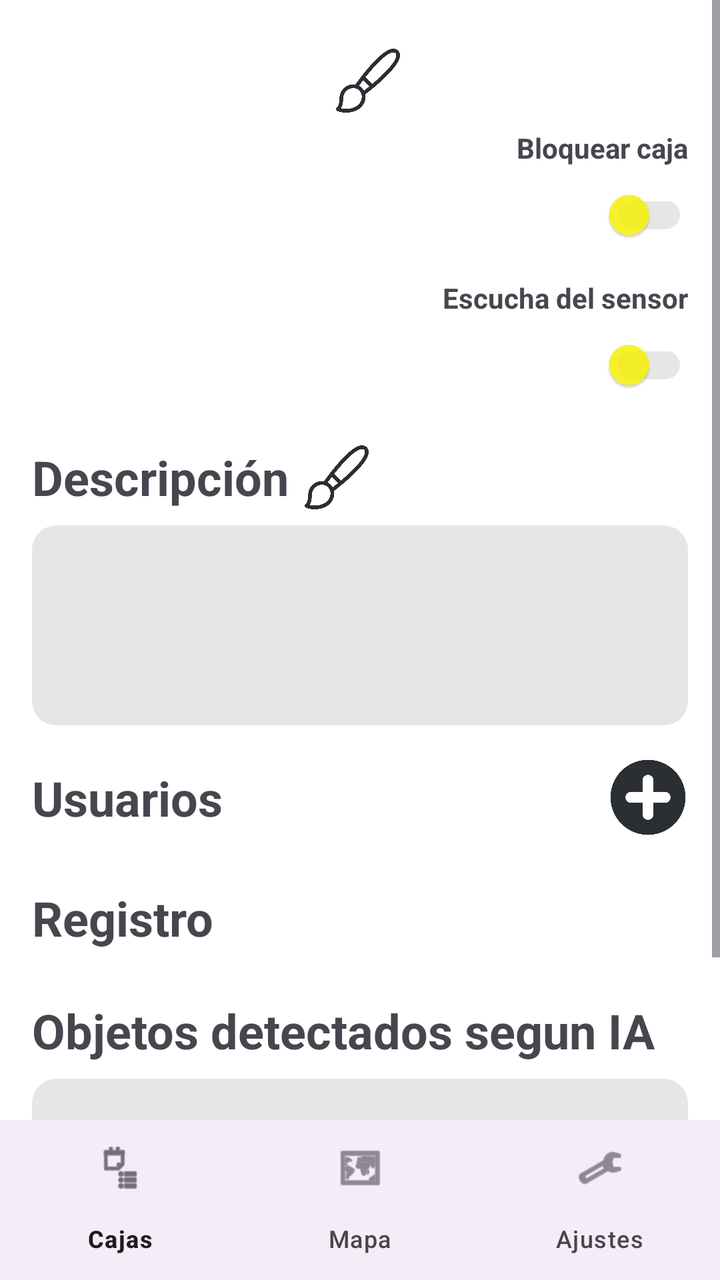
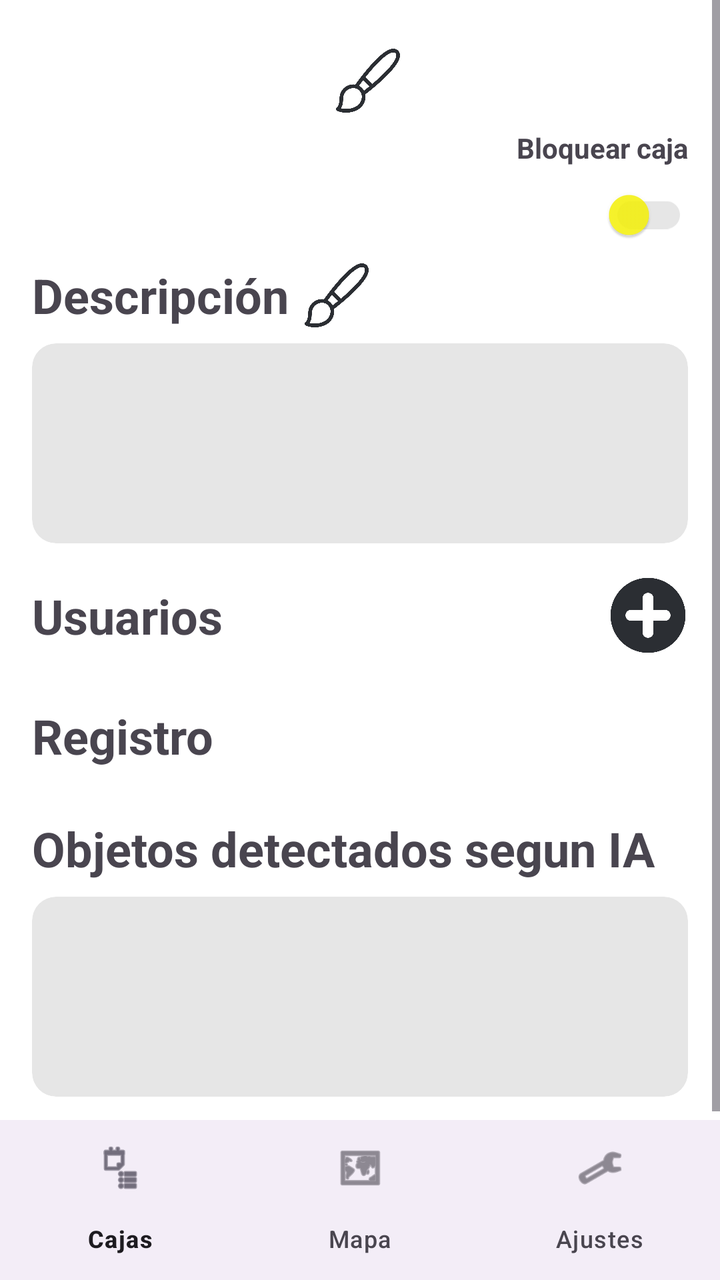

Compare the two renders of this Android layout. The source of the first and the diff that turns it into the second are given below.
<!-- AndroidManifest.xml: application theme Theme.ProyeIoT -->
<!-- res/layout/activity_caja.xml -->
<?xml version="1.0" encoding="utf-8"?>
<androidx.constraintlayout.widget.ConstraintLayout xmlns:android="http://schemas.android.com/apk/res/android"
    xmlns:app="http://schemas.android.com/apk/res-auto"
    android:id="@+id/main"
    android:layout_width="match_parent"
    android:layout_height="match_parent">

    <ScrollView
        android:id="@+id/scrollCaja"
        android:layout_width="0dp"
        android:layout_height="0dp"
        app:layout_constraintBottom_toTopOf="@id/bottomNav"
        app:layout_constraintEnd_toEndOf="parent"
        app:layout_constraintStart_toStartOf="parent"
        app:layout_constraintTop_toTopOf="parent">

        <androidx.constraintlayout.widget.ConstraintLayout
            android:layout_width="match_parent"
            android:layout_height="wrap_content"
            android:padding="16dp">

            
            <TextView
                android:id="@+id/tvNombreCaja"
                android:layout_width="wrap_content"
                android:layout_height="wrap_content"
                android:gravity="center"
                android:textSize="36sp"
                android:textStyle="bold"
                app:layout_constrainedWidth="true"
                app:layout_constraintEnd_toStartOf="@id/btnEditarNombre"
                app:layout_constraintHorizontal_chainStyle="packed"
                app:layout_constraintStart_toStartOf="parent"
                app:layout_constraintTop_toTopOf="parent" />

            <ImageButton
                android:id="@+id/btnEditarNombre"
                android:layout_width="32dp"
                android:layout_height="32dp"
                android:layout_marginStart="8dp"
                android:background="@android:color/transparent"
                android:contentDescription="Editar nombre"
                android:scaleType="fitCenter"
                android:src="@drawable/icono_pincel"
                app:layout_constraintBottom_toBottomOf="@id/tvNombreCaja"
                app:layout_constraintEnd_toEndOf="parent"
                app:layout_constraintStart_toEndOf="@id/tvNombreCaja"
                app:layout_constraintTop_toTopOf="@id/tvNombreCaja"
                app:tint="@color/fondo_3" />

            
            <TextView
                android:id="@+id/tvBloquearLabel"
                android:layout_width="0dp"
                android:layout_height="wrap_content"
                android:gravity="end"
                android:text="Bloquear caja"
                android:textStyle="bold"
                app:layout_constraintEnd_toEndOf="parent"
                app:layout_constraintStart_toStartOf="parent"
                app:layout_constraintTop_toBottomOf="@id/tvNombreCaja" />

            <androidx.appcompat.widget.SwitchCompat
                android:id="@+id/switchBloquear"
                android:layout_width="0dp"
                android:layout_height="wrap_content"
                android:gravity="end|center_vertical"
                app:layout_constraintEnd_toEndOf="parent"
                app:layout_constraintStart_toStartOf="parent"
                app:layout_constraintTop_toBottomOf="@id/tvBloquearLabel"
                app:thumbTint="@color/boton_fondo"
                app:trackTint="@color/fondo_2" />

            
            <TextView
                android:id="@+id/tvEscuchaLabel"
                android:layout_width="0dp"
                android:layout_height="wrap_content"
                android:layout_marginTop="8dp"
                android:gravity="end"
                android:text="Escucha del sensor"
                android:textStyle="bold"
                app:layout_constraintEnd_toEndOf="parent"
                app:layout_constraintStart_toStartOf="parent"
                app:layout_constraintTop_toBottomOf="@id/switchBloquear" />

            <androidx.appcompat.widget.SwitchCompat
                android:id="@+id/switchEscucha"
                android:layout_width="0dp"
                android:layout_height="wrap_content"
                android:gravity="end|center_vertical"
                app:layout_constraintEnd_toEndOf="parent"
                app:layout_constraintStart_toStartOf="parent"
                app:layout_constraintTop_toBottomOf="@id/tvEscuchaLabel"
                app:thumbTint="@color/boton_fondo"
                app:trackTint="@color/fondo_2" />

            
            <TextView
                android:id="@+id/tvTituloDescripcion"
                android:layout_width="wrap_content"
                android:layout_height="wrap_content"
                android:layout_marginTop="16dp"
                android:text="Descripción"
                android:textSize="24sp"
                android:textStyle="bold"
                app:layout_constraintEnd_toStartOf="@id/btnEditarDescripcion"
                app:layout_constraintHorizontal_bias="0"
                app:layout_constraintHorizontal_chainStyle="packed"
                app:layout_constraintStart_toStartOf="parent"
                app:layout_constraintTop_toBottomOf="@id/switchEscucha" />

            <ImageButton
                android:id="@+id/btnEditarDescripcion"
                android:layout_width="32dp"
                android:layout_height="32dp"
                android:layout_marginStart="8dp"
                android:background="@android:color/transparent"
                android:contentDescription="Editar descripción"
                android:scaleType="fitCenter"
                android:src="@drawable/icono_pincel"
                app:layout_constraintBottom_toBottomOf="@id/tvTituloDescripcion"
                app:layout_constraintEnd_toEndOf="parent"
                app:layout_constraintHorizontal_bias="0"
                app:layout_constraintStart_toEndOf="@id/tvTituloDescripcion"
                app:layout_constraintTop_toTopOf="@id/tvTituloDescripcion"
                app:tint="@color/fondo_3" />

            <com.google.android.material.card.MaterialCardView
                android:id="@+id/cardDescripcion"
                android:layout_width="0dp"
                android:layout_height="wrap_content"
                android:layout_marginTop="8dp"
                app:cardBackgroundColor="@color/fondo_2"
                app:cardCornerRadius="12dp"
                app:cardElevation="0dp"
                app:layout_constraintEnd_toEndOf="parent"
                app:layout_constraintStart_toStartOf="parent"
                app:layout_constraintTop_toBottomOf="@id/tvTituloDescripcion"
                app:strokeWidth="0dp">

                <TextView
                    android:id="@+id/tvDescripcion"
                    android:layout_width="match_parent"
                    android:layout_height="wrap_content"
                    android:minHeight="100dp"
                    android:padding="16dp"
                    android:textColor="@color/texto_cajas" />
            </com.google.android.material.card.MaterialCardView>

            <ImageButton
                android:id="@+id/btnAnadirUsuario"
                android:layout_width="40dp"
                android:layout_height="40dp"
                android:layout_marginTop="16dp"
                android:background="@android:color/transparent"
                android:contentDescription="Añadir usuario"
                android:scaleType="fitCenter"
                android:src="@drawable/icono_anadir"
                app:layout_constraintEnd_toEndOf="parent"
                app:layout_constraintTop_toBottomOf="@id/cardDescripcion"
                app:tint="@color/fondo_3" />

            <TextView
                android:id="@+id/tvTituloUsuarios"
                android:layout_width="0dp"
                android:layout_height="wrap_content"
                android:text="Usuarios"
                android:textSize="24sp"
                android:textStyle="bold"
                app:layout_constraintBottom_toBottomOf="@id/btnAnadirUsuario"
                app:layout_constraintEnd_toStartOf="@id/btnAnadirUsuario"
                app:layout_constraintStart_toStartOf="parent"
                app:layout_constraintTop_toTopOf="@id/btnAnadirUsuario" />

            <com.google.android.material.card.MaterialCardView
                android:id="@+id/cardUsuarios"
                android:layout_width="0dp"
                android:layout_height="wrap_content"
                android:layout_marginTop="8dp"
                app:cardBackgroundColor="@color/fondo_2"
                app:cardCornerRadius="12dp"
                app:cardElevation="0dp"
                app:layout_constraintEnd_toEndOf="parent"
                app:layout_constraintStart_toStartOf="parent"
                app:layout_constraintTop_toBottomOf="@id/btnAnadirUsuario"
                app:strokeWidth="0dp">

                <LinearLayout
                    android:id="@+id/rvUsuarios"
                    android:layout_width="match_parent"
                    android:layout_height="wrap_content"
                    android:orientation="vertical" />
            </com.google.android.material.card.MaterialCardView>

            <TextView
                android:id="@+id/tvTituloRegistro"
                android:layout_width="0dp"
                android:layout_height="wrap_content"
                android:layout_marginTop="16dp"
                android:text="Registro"
                android:textSize="24sp"
                android:textStyle="bold"
                app:layout_constraintEnd_toEndOf="parent"
                app:layout_constraintStart_toStartOf="parent"
                app:layout_constraintTop_toBottomOf="@id/cardUsuarios" />

            <com.google.android.material.card.MaterialCardView
                android:id="@+id/cardRegistro"
                android:layout_width="0dp"
                android:layout_height="wrap_content"
                android:layout_marginTop="8dp"
                app:cardBackgroundColor="@color/fondo_2"
                app:cardCornerRadius="12dp"
                app:cardElevation="0dp"
                app:layout_constraintEnd_toEndOf="parent"
                app:layout_constraintStart_toStartOf="parent"
                app:layout_constraintTop_toBottomOf="@id/tvTituloRegistro"
                app:strokeWidth="0dp">

                <LinearLayout
                    android:id="@+id/rvRegistro"
                    android:layout_width="match_parent"
                    android:layout_height="wrap_content"
                    android:orientation="vertical" />
            </com.google.android.material.card.MaterialCardView>

            <TextView
                android:id="@+id/tvTituloObjetos"
                android:layout_width="0dp"
                android:layout_height="wrap_content"
                android:layout_marginTop="16dp"
                android:text="Objetos detectados segun IA"
                android:textSize="24sp"
                android:textStyle="bold"
                app:layout_constraintEnd_toEndOf="parent"
                app:layout_constraintStart_toStartOf="parent"
                app:layout_constraintTop_toBottomOf="@id/cardRegistro" />

            <com.google.android.material.card.MaterialCardView
                android:id="@+id/cardObjetos"
                android:layout_width="0dp"
                android:layout_height="wrap_content"
                android:layout_marginTop="8dp"
                app:cardBackgroundColor="@color/fondo_2"
                app:cardCornerRadius="12dp"
                app:cardElevation="0dp"
                app:layout_constraintEnd_toEndOf="parent"
                app:layout_constraintStart_toStartOf="parent"
                app:layout_constraintTop_toBottomOf="@id/tvTituloObjetos"
                app:strokeWidth="0dp">

                <TextView
                    android:id="@+id/tvObjetos"
                    android:layout_width="match_parent"
                    android:layout_height="wrap_content"
                    android:minHeight="100dp"
                    android:padding="16dp"
                    android:textColor="@color/texto_cajas" />
            </com.google.android.material.card.MaterialCardView>

        </androidx.constraintlayout.widget.ConstraintLayout>
    </ScrollView>

    <com.google.android.material.bottomnavigation.BottomNavigationView
        android:id="@+id/bottomNav"
        android:layout_width="0dp"
        android:layout_height="wrap_content"
        app:layout_constraintBottom_toBottomOf="parent"
        app:layout_constraintEnd_toEndOf="parent"
        app:layout_constraintStart_toStartOf="parent"
        app:menu="@menu/menu_inferior" />

</androidx.constraintlayout.widget.ConstraintLayout>
<!-- resources referenced by this layout -->
<resources>
  <color name="boton_fondo">@color/color_main</color>
  <color name="fondo_2">#E6E6E6</color>
  <color name="fondo_3">#2B2E33</color>
  <color name="texto_cajas">#000000</color>
  <!-- drawable icono_anadir: png bitmap (drawable, 11934 bytes) -->
  <!-- drawable icono_pincel: png bitmap (drawable, 14274 bytes) -->
  <style name="Theme.ProyeIoT" parent="Base.Theme.ProyeIoT">
          <item name="android:colorBackground">@color/fondo_1</item>
          <item name="android:windowBackground">@color/fondo_1</item>
      </style>
  <color name="color_main">#D6F8F402</color>
  <style name="Base.Theme.ProyeIoT" parent="Theme.Material3.DayNight.NoActionBar">
          <item name="materialButtonStyle">@style/Widget.ProyeIoT.Button</item>
      </style>
  <color name="fondo_1">#FFFFFFFF</color>
  <style name="Widget.ProyeIoT.Button" parent="Widget.Material3.Button">
          <item name="backgroundTint">@color/boton_fondo</item>
          <item name="android:textColor">@color/color_blanco</item>
          <item name="color">@color/color_negro</item>
      </style>
  <color name="color_blanco">#FFFFFF</color>
  <color name="color_negro">#000000</color>
</resources>

<!-- the commit's change to res/layout/activity_caja.xml (unified diff, before → after) -->
@@ -1,6 +1,7 @@
 <?xml version="1.0" encoding="utf-8"?>
 <androidx.constraintlayout.widget.ConstraintLayout xmlns:android="http://schemas.android.com/apk/res/android"
     xmlns:app="http://schemas.android.com/apk/res-auto"
+    xmlns:tools="http://schemas.android.com/tools"
     android:id="@+id/main"
     android:layout_width="match_parent"
     android:layout_height="match_parent">
@@ -72,35 +73,12 @@
                 app:trackTint="@color/fondo_2" />
 
             
-            <TextView
-                android:id="@+id/tvEscuchaLabel"
-                android:layout_width="0dp"
-                android:layout_height="wrap_content"
-                android:layout_marginTop="8dp"
-                android:gravity="end"
-                android:text="Escucha del sensor"
-                android:textStyle="bold"
-                app:layout_constraintEnd_toEndOf="parent"
-                app:layout_constraintStart_toStartOf="parent"
-                app:layout_constraintTop_toBottomOf="@id/switchBloquear" />
-
-            <androidx.appcompat.widget.SwitchCompat
-                android:id="@+id/switchEscucha"
-                android:layout_width="0dp"
-                android:layout_height="wrap_content"
-                android:gravity="end|center_vertical"
-                app:layout_constraintEnd_toEndOf="parent"
-                app:layout_constraintStart_toStartOf="parent"
-                app:layout_constraintTop_toBottomOf="@id/tvEscuchaLabel"
-                app:thumbTint="@color/boton_fondo"
-                app:trackTint="@color/fondo_2" />
 
             
             <TextView
                 android:id="@+id/tvTituloDescripcion"
                 android:layout_width="wrap_content"
                 android:layout_height="wrap_content"
-                android:layout_marginTop="16dp"
                 android:text="Descripción"
                 android:textSize="24sp"
                 android:textStyle="bold"
@@ -108,7 +86,7 @@
                 app:layout_constraintHorizontal_bias="0"
                 app:layout_constraintHorizontal_chainStyle="packed"
                 app:layout_constraintStart_toStartOf="parent"
-                app:layout_constraintTop_toBottomOf="@id/switchEscucha" />
+                app:layout_constraintTop_toBottomOf="@+id/switchBloquear" />
 
             <ImageButton
                 android:id="@+id/btnEditarDescripcion"
